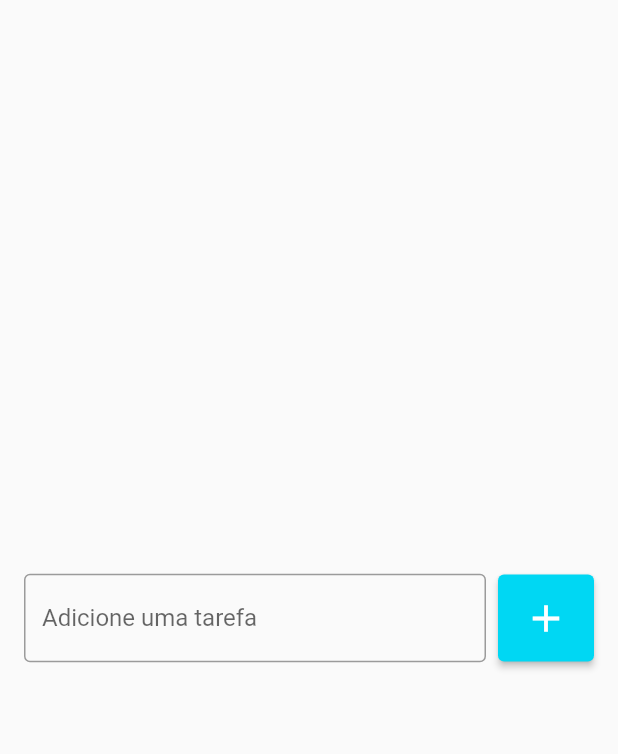
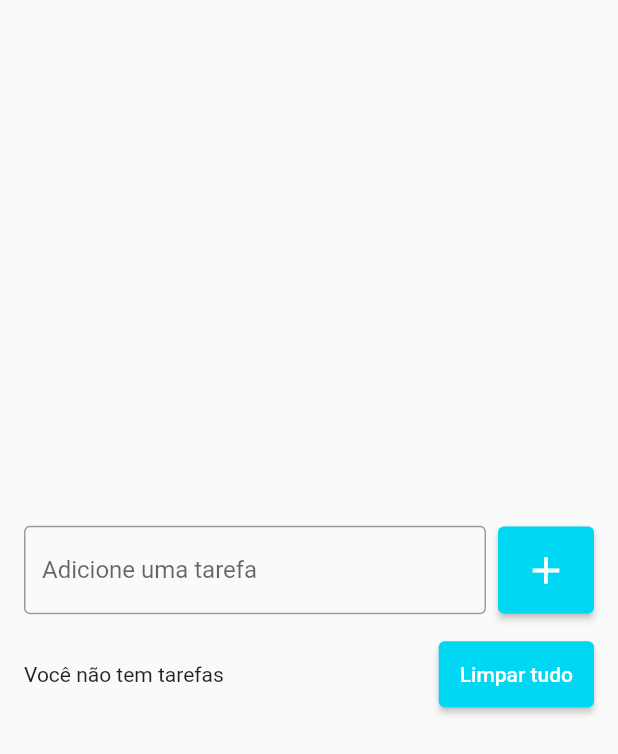
Before and after one commit to caneto/Projeto-de-Estudos-2-Flutter, a Flutter app: the screen it shows after launch, on a phone screen of 412 x 824 dp. Shown: the top 754 px of the screen. Run offline on Flutter 3.47's test engine with Material 2 defaults, Android fonts, the phone set to English and light mode, and no system bars.

Commit message:
Continuação da Construção da Tela

```diff
--- a/lib/pages/tudo_list_page.dart
+++ b/lib/pages/tudo_list_page.dart
@@ -9,10 +9,13 @@ class TudoListaPage extends StatelessWidget {
       body: Padding(
         padding: const EdgeInsets.symmetric(horizontal: 16),
         child: Center(
-            child: Row(
+          child: Column(
+          mainAxisSize: MainAxisSize.min,
           children: [
-            Expanded(
-              child: const TextField(
+            Row(
+              children: [
+                const Expanded(
+                  child: TextField(
                     decoration: InputDecoration(
                       border: OutlineInputBorder(),
                       labelText: "Adicione uma tarefa",
@@ -27,7 +30,7 @@ class TudoListaPage extends StatelessWidget {
                   onPressed: () {},
                   style: ElevatedButton.styleFrom(
                     primary: Color(0xff00d7f3),
-                padding: EdgeInsets.all(14)
+                    padding: EdgeInsets.all(14),
                   ),
                   child: Icon(
                     Icons.add,
@@ -35,7 +38,27 @@ class TudoListaPage extends StatelessWidget {
                   ),
                 )
               ],
-        )),
+            ),
+            SizedBox(height: 16,),
+            Row(
+            children: [
+              const Expanded(
+                child:
+                  Text(
+                    "Você não tem tarefas",
+                  ),
+              ),
+              ElevatedButton(
+                  onPressed: () {},
+                  style: ElevatedButton.styleFrom(
+                    primary: Color(0xff00d7f3),
+                    padding: EdgeInsets.all(14),
+                  ),
+                  child: Text("Limpar tudo"),
+              )],
+            ),
+          ]),
+        )
       ),
     );
   }
```
Also changed, not shown: 1 other file. Lines whose indentation alone changed are shown as unchanged.
